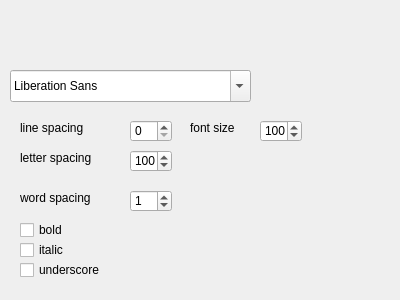
Above: fonttuner.ui from mutantcornholio/vj-misc before the change. Below: the same form after it.
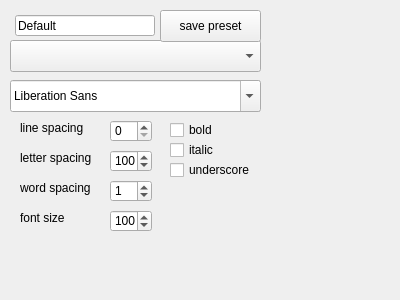
That is the form after the change.

Commit message: Font presets

The edit to the form file:
```diff
--- a/fonttuner.ui
+++ b/fonttuner.ui
@@ -17,8 +17,8 @@
    <property name="geometry">
     <rect>
      <x>10</x>
-     <y>70</y>
-     <width>241</width>
+     <y>80</y>
+     <width>251</width>
      <height>32</height>
     </rect>
    </property>
@@ -26,7 +26,7 @@
   <widget class="QSpinBox" name="letterSpacing">
    <property name="geometry">
     <rect>
-     <x>130</x>
+     <x>110</x>
      <y>150</y>
      <width>42</width>
      <height>22</height>
@@ -58,7 +58,7 @@
   <widget class="QSpinBox" name="lineSpacing">
    <property name="geometry">
     <rect>
-     <x>130</x>
+     <x>110</x>
      <y>120</y>
      <width>42</width>
      <height>22</height>
@@ -84,8 +84,8 @@
   <widget class="QCheckBox" name="boldBox">
    <property name="geometry">
     <rect>
-     <x>20</x>
-     <y>220</y>
+     <x>170</x>
+     <y>120</y>
      <width>86</width>
      <height>20</height>
     </rect>
@@ -97,8 +97,8 @@
   <widget class="QCheckBox" name="italicBox">
    <property name="geometry">
     <rect>
-     <x>20</x>
-     <y>240</y>
+     <x>170</x>
+     <y>140</y>
      <width>86</width>
      <height>20</height>
     </rect>
@@ -110,8 +110,8 @@
   <widget class="QCheckBox" name="underlineBox">
    <property name="geometry">
     <rect>
-     <x>20</x>
-     <y>260</y>
+     <x>170</x>
+     <y>160</y>
      <width>101</width>
      <height>20</height>
     </rect>
@@ -123,8 +123,8 @@
   <widget class="QSpinBox" name="wordSpacing">
    <property name="geometry">
     <rect>
-     <x>130</x>
-     <y>190</y>
+     <x>110</x>
+     <y>180</y>
      <width>42</width>
      <height>22</height>
     </rect>
@@ -143,7 +143,7 @@
    <property name="geometry">
     <rect>
      <x>20</x>
-     <y>190</y>
+     <y>180</y>
      <width>91</width>
      <height>16</height>
     </rect>
@@ -155,8 +155,8 @@
   <widget class="QSpinBox" name="fontSize">
    <property name="geometry">
     <rect>
-     <x>260</x>
-     <y>120</y>
+     <x>110</x>
+     <y>210</y>
      <width>42</width>
      <height>22</height>
     </rect>
@@ -171,8 +171,8 @@
   <widget class="QLabel" name="label_5">
    <property name="geometry">
     <rect>
-     <x>190</x>
-     <y>120</y>
+     <x>20</x>
+     <y>210</y>
      <width>61</width>
      <height>16</height>
     </rect>
@@ -181,6 +181,42 @@
     <string>font size</string>
    </property>
   </widget>
+  <widget class="QComboBox" name="presetSelectBox">
+   <property name="geometry">
+    <rect>
+     <x>10</x>
+     <y>40</y>
+     <width>251</width>
+     <height>32</height>
+    </rect>
+   </property>
+  </widget>
+  <widget class="QLineEdit" name="presetName">
+   <property name="geometry">
+    <rect>
+     <x>15</x>
+     <y>15</y>
+     <width>140</width>
+     <height>21</height>
+    </rect>
+   </property>
+   <property name="text">
+    <string>Default</string>
+   </property>
+  </widget>
+  <widget class="QPushButton" name="savePresetButton">
+   <property name="geometry">
+    <rect>
+     <x>160</x>
+     <y>10</y>
+     <width>101</width>
+     <height>32</height>
+    </rect>
+   </property>
+   <property name="text">
+    <string>save preset</string>
+   </property>
+  </widget>
  </widget>
  <resources/>
  <connections/>
```
The commit also changes 9 other files.
